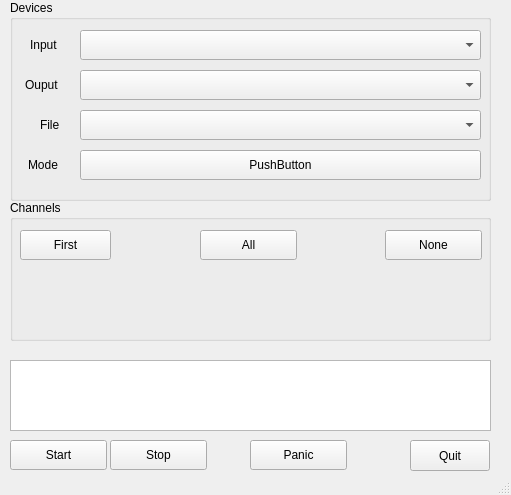
Old version of the form chopin-lab/form.ui in the repository obook/I-like-Chopin.
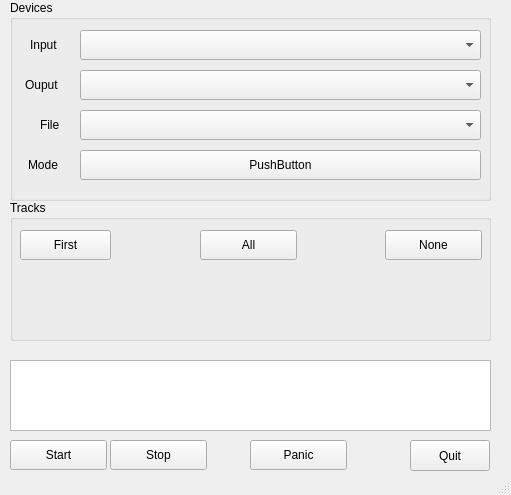
New version of the form.

Commit message: Changed = Channels to Tracks

The edit to the form file:
```diff
--- a/chopin-lab/form.ui
+++ b/chopin-lab/form.ui
@@ -155,7 +155,7 @@
      </rect>
     </property>
     <property name="title">
-     <string>Channels</string>
+     <string>Tracks</string>
     </property>
     <widget class="QWidget" name="gridLayoutWidget">
      <property name="geometry">
```
Left out of the diff: 6 changed lines with no effect on the pictures. The commit also changes 7 other files.
